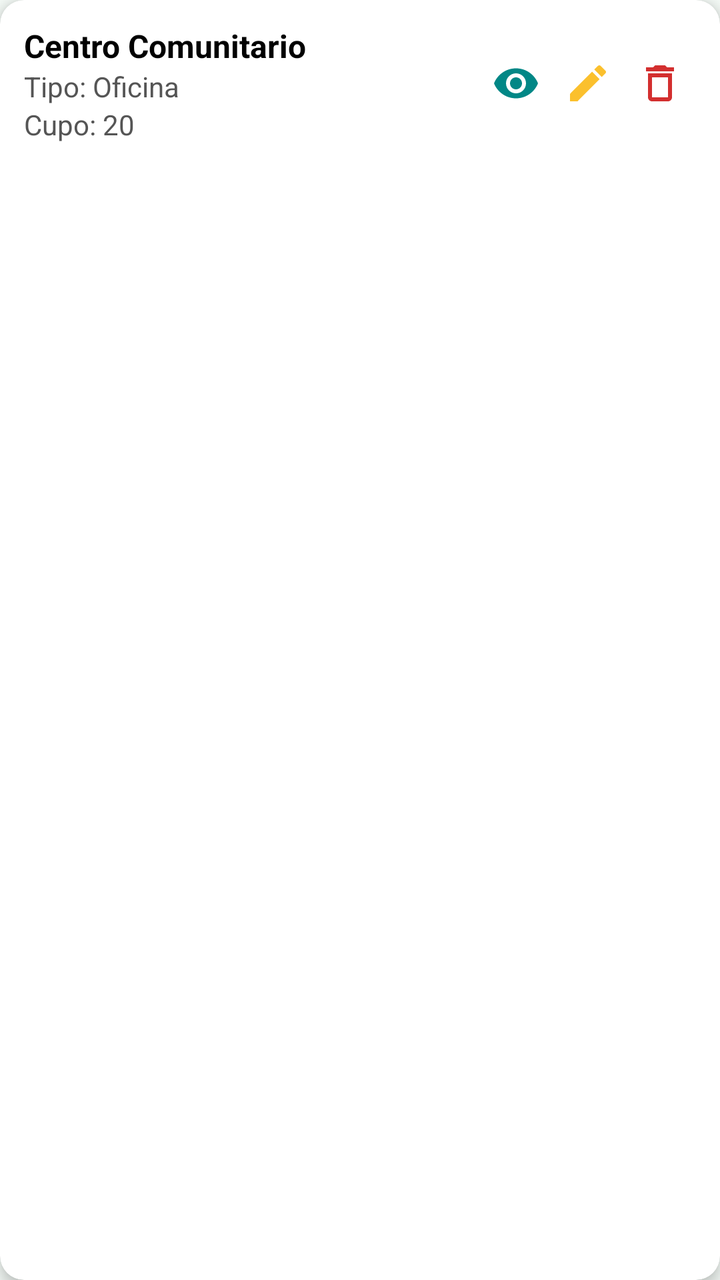
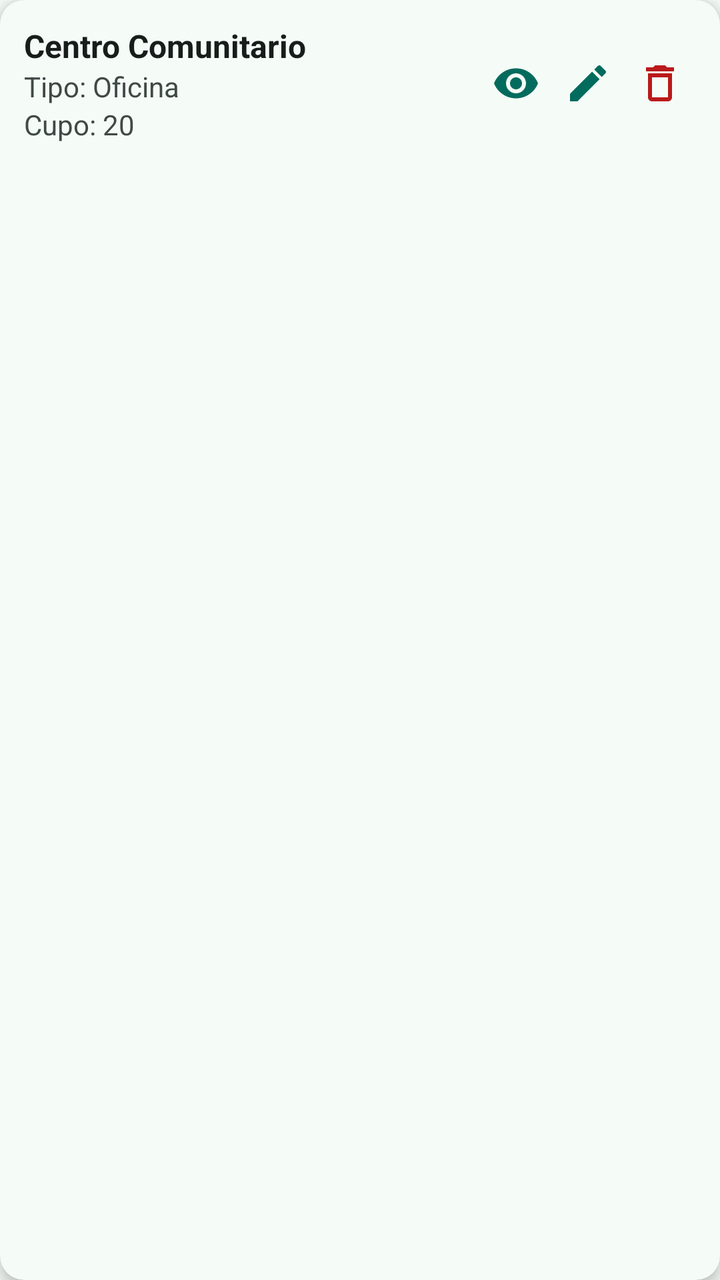

An Android layout rendered at two revisions. The XML below is the earlier revision; the diff shows what the commit changed to produce the second picture.
<!-- AndroidManifest.xml: application theme AppTheme -->
<!-- res/layout/item_lugar.xml -->
<?xml version="1.0" encoding="utf-8"?>
<androidx.cardview.widget.CardView xmlns:android="http://schemas.android.com/apk/res/android"
    xmlns:app="http://schemas.android.com/apk/res-auto"
    android:layout_width="match_parent"
    android:layout_height="wrap_content"
    android:layout_margin="8dp"
    app:cardCornerRadius="12dp"
    app:cardElevation="4dp"
    app:cardBackgroundColor="@android:color/white">

    <LinearLayout
        android:layout_width="match_parent"
        android:layout_height="wrap_content"
        android:orientation="horizontal"
        android:gravity="center_vertical"
        android:padding="12dp">

        
        <LinearLayout
            android:layout_width="0dp"
            android:layout_height="wrap_content"
            android:layout_weight="1"
            android:orientation="vertical">

            <TextView
                android:id="@+id/tvNombreLugar"
                android:layout_width="wrap_content"
                android:layout_height="wrap_content"
                android:text="Centro Comunitario"
                android:textColor="#000000"
                android:textSize="16sp"
                android:textStyle="bold" />

            <TextView
                android:id="@+id/tvTipoLugar"
                android:layout_width="wrap_content"
                android:layout_height="wrap_content"
                android:text="Tipo: Oficina"
                android:textColor="#555555"
                android:textSize="14sp" />

            <TextView
                android:id="@+id/tvCupoLugar"
                android:layout_width="wrap_content"
                android:layout_height="wrap_content"
                android:text="Cupo: 20"
                android:textColor="#555555"
                android:textSize="14sp" />
        </LinearLayout>

        
        <ImageButton
            android:id="@+id/btnVerLugar"
            android:layout_width="36dp"
            android:layout_height="36dp"
            android:background="?attr/selectableItemBackgroundBorderless"
            android:contentDescription="@string/ver"
            android:src="@drawable/ic_visibility"
            app:tint="@color/teal_700" />

        <ImageButton
            android:id="@+id/btnEditarLugar"
            android:layout_width="36dp"
            android:layout_height="36dp"
            android:background="?attr/selectableItemBackgroundBorderless"
            android:contentDescription="@string/editar"
            android:src="@drawable/ic_edit"
            app:tint="@color/yellow_700" />

        <ImageButton
            android:id="@+id/btnEliminarLugar"
            android:layout_width="36dp"
            android:layout_height="36dp"
            android:background="?attr/selectableItemBackgroundBorderless"
            android:contentDescription="@string/eliminar"
            android:src="@drawable/ic_delete"
            app:tint="@color/red_700" />
    </LinearLayout>
</androidx.cardview.widget.CardView>
<!-- resources referenced by this layout -->
<resources>
  <color name="red_700">#D32F2F</color>
  <color name="teal_700">#018786</color>
  <color name="yellow_700">#FBC02D</color>
  <!-- drawable ic_delete (drawable) -->
  <vector xmlns:android="http://schemas.android.com/apk/res/android"
      android:width="24dp"
      android:height="24dp"
      android:viewportWidth="24"
      android:viewportHeight="24"
      android:tint="@color/md_theme_onSurface">
      <path
          android:fillColor="@android:color/black"
          android:pathData="M16,9v10H8V9h8m-1.5-6h-5l-1,1H5v2h14V4h-3.5l-1-1zM18,7H6v12c0,1.1 0.9,2 2,2h8c1.1,0 2-0.9 2-2V7z" />
  </vector>
  <!-- drawable ic_edit (drawable) -->
  <vector xmlns:android="http://schemas.android.com/apk/res/android" android:height="24dp" android:tint="@color/md_theme_onSurface" android:viewportHeight="24" android:viewportWidth="24" android:width="24dp">
        
      <path android:fillColor="@android:color/white" android:pathData="M3,17.25V21h3.75L17.81,9.94l-3.75,-3.75L3,17.25zM20.71,7.04c0.39,-0.39 0.39,-1.02 0,-1.41l-2.34,-2.34c-0.39,-0.39 -1.02,-0.39 -1.41,0l-1.83,1.83 3.75,3.75 1.83,-1.83z"/>
      
  </vector>
  <string name="editar">Editar</string>
  <string name="eliminar">Eliminar</string>
  <string name="ver">Ver</string>
  <color name="md_theme_onSurface">#171D1B</color>
  <color name="md_theme_primary">#036B5D</color>
  <color name="md_theme_onPrimary">#FFFFFF</color>
  <color name="md_theme_primaryContainer">#9FF2E0</color>
  <color name="md_theme_onPrimaryContainer">#005045</color>
  <color name="md_theme_secondary">#016B5D</color>
  <color name="md_theme_onSecondary">#FFFFFF</color>
  <color name="md_theme_secondaryContainer">#9FF2E1</color>
  <color name="md_theme_onSecondaryContainer">#005046</color>
  <color name="md_theme_tertiary">#016B5D</color>
  <color name="md_theme_onTertiary">#FFFFFF</color>
  <color name="md_theme_tertiaryContainer">#9FF2E1</color>
  <color name="md_theme_onTertiaryContainer">#005046</color>
  <color name="md_theme_error">#BA1A1A</color>
  <color name="md_theme_onError">#FFFFFF</color>
  <color name="md_theme_errorContainer">#FFDAD6</color>
  <color name="md_theme_onErrorContainer">#93000A</color>
  <color name="md_theme_background">#F5FBF7</color>
  <color name="md_theme_onBackground">#171D1B</color>
  <color name="md_theme_surface">#F5FBF7</color>
  <color name="md_theme_surfaceVariant">#DAE5E1</color>
  <color name="md_theme_onSurfaceVariant">#3F4946</color>
  <color name="md_theme_outline">#6F7976</color>
  <color name="md_theme_outlineVariant">#BEC9C5</color>
  <color name="md_theme_inverseSurface">#2B3230</color>
  <color name="md_theme_inverseOnSurface">#ECF2EF</color>
  <color name="md_theme_inversePrimary">#84D5C4</color>
  <color name="md_theme_primaryFixed">#9FF2E0</color>
  <color name="md_theme_onPrimaryFixed">#00201B</color>
  <color name="md_theme_primaryFixedDim">#84D5C4</color>
  <color name="md_theme_onPrimaryFixedVariant">#005045</color>
  <color name="md_theme_secondaryFixed">#9FF2E1</color>
  <color name="md_theme_onSecondaryFixed">#00201B</color>
  <color name="md_theme_secondaryFixedDim">#83D5C5</color>
  <color name="md_theme_onSecondaryFixedVariant">#005046</color>
  <color name="md_theme_tertiaryFixed">#9FF2E1</color>
  <color name="md_theme_onTertiaryFixed">#00201B</color>
  <color name="md_theme_tertiaryFixedDim">#83D5C5</color>
  <color name="md_theme_onTertiaryFixedVariant">#005046</color>
  <color name="md_theme_surfaceDim">#D5DBD8</color>
  <color name="md_theme_surfaceBright">#F5FBF7</color>
  <color name="md_theme_surfaceContainerLowest">#FFFFFF</color>
  <color name="md_theme_surfaceContainerLow">#EFF5F2</color>
  <color name="md_theme_surfaceContainer">#E9EFEC</color>
  <color name="md_theme_surfaceContainerHigh">#E3EAE6</color>
  <color name="md_theme_surfaceContainerHighest">#DEE4E1</color>
  <!-- unchanged entries left out for length: 2 -->
</resources>

<!-- the commit's change to res/layout/item_lugar.xml (unified diff, before → after) -->
@@ -6,7 +6,7 @@
     android:layout_margin="8dp"
     app:cardCornerRadius="12dp"
     app:cardElevation="4dp"
-    app:cardBackgroundColor="@android:color/white">
+    app:cardBackgroundColor="@color/md_theme_surface">
 
     <LinearLayout
         android:layout_width="match_parent"
@@ -27,7 +27,7 @@
                 android:layout_width="wrap_content"
                 android:layout_height="wrap_content"
                 android:text="Centro Comunitario"
-                android:textColor="#000000"
+                android:textColor="?attr/colorOnSurface"
                 android:textSize="16sp"
                 android:textStyle="bold" />
 
@@ -36,7 +36,7 @@
                 android:layout_width="wrap_content"
                 android:layout_height="wrap_content"
                 android:text="Tipo: Oficina"
-                android:textColor="#555555"
+                android:textColor="?attr/colorOnSurfaceVariant"
                 android:textSize="14sp" />
 
             <TextView
@@ -44,7 +44,7 @@
                 android:layout_width="wrap_content"
                 android:layout_height="wrap_content"
                 android:text="Cupo: 20"
-                android:textColor="#555555"
+                android:textColor="?attr/colorOnSurfaceVariant"
                 android:textSize="14sp" />
         </LinearLayout>
 
@@ -56,7 +56,7 @@
             android:background="?attr/selectableItemBackgroundBorderless"
             android:contentDescription="@string/ver"
             android:src="@drawable/ic_visibility"
-            app:tint="@color/teal_700" />
+            app:tint="?attr/colorPrimary" />
 
         <ImageButton
             android:id="@+id/btnEditarLugar"
@@ -65,7 +65,7 @@
             android:background="?attr/selectableItemBackgroundBorderless"
             android:contentDescription="@string/editar"
             android:src="@drawable/ic_edit"
-            app:tint="@color/yellow_700" />
+            app:tint="?attr/colorSecondary" />
 
         <ImageButton
             android:id="@+id/btnEliminarLugar"
@@ -74,6 +74,6 @@
             android:background="?attr/selectableItemBackgroundBorderless"
             android:contentDescription="@string/eliminar"
             android:src="@drawable/ic_delete"
-            app:tint="@color/red_700" />
+            app:tint="?attr/colorError" />
     </LinearLayout>
 </androidx.cardview.widget.CardView>
<!-- resource entries referenced after the edit -->
@@ -1,8 +1,5 @@
 <!-- resources referenced by this layout -->
 <resources>
-  <color name="red_700">#D32F2F</color>
-  <color name="teal_700">#018786</color>
-  <color name="yellow_700">#FBC02D</color>
   <!-- drawable ic_delete (drawable) -->
   <vector xmlns:android="http://schemas.android.com/apk/res/android"
       android:width="24dp"
